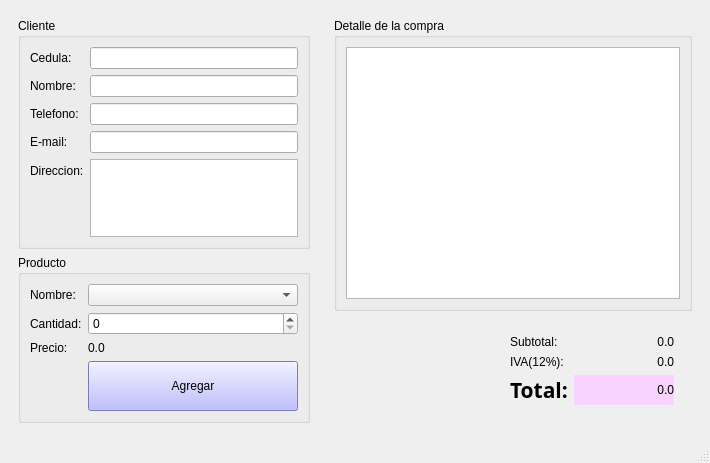
The window that tienda.ui (cletoxWTF/P59-QT_TIENDA) describes before a commit, drawn with Qt 5.
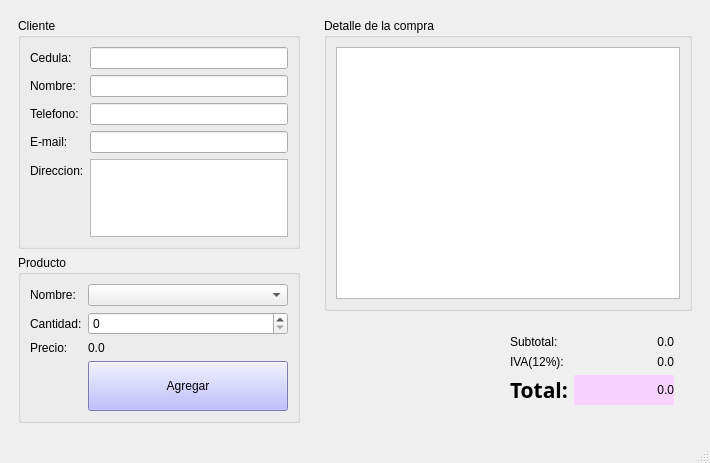
The same window after the commit.

Commit message: AGREGAR PRODUCTOS Y CALCULOS

```diff
--- a/tienda.ui
+++ b/tienda.ui
@@ -23,6 +23,12 @@
         <height>0</height>
        </size>
       </property>
+      <property name="maximumSize">
+       <size>
+        <width>300</width>
+        <height>16777215</height>
+       </size>
+      </property>
       <layout class="QVBoxLayout" name="verticalLayout">
        <item>
         <widget class="QGroupBox" name="groupBox">
```
The commit also changes 2 other files.
